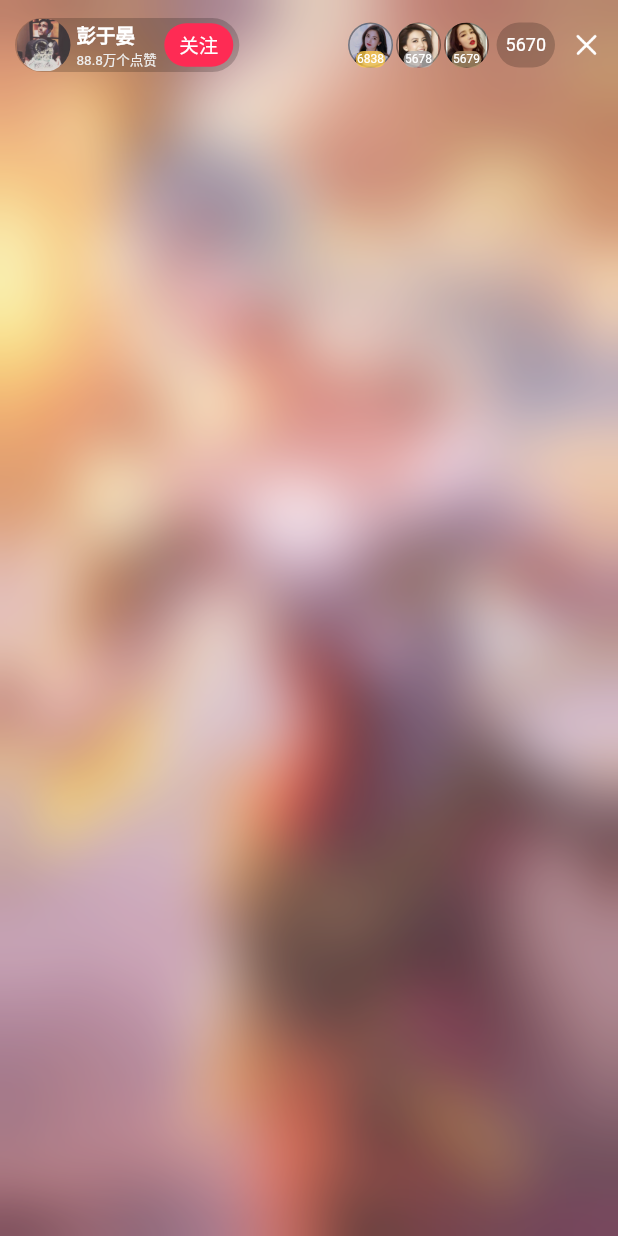
After one commit to Lester2020/flutter_study_demo, a Flutter app: the ShortVideoPage screen opened directly, on a phone screen of 412 x 824 dp. The commit adds this screen. Run offline on Flutter 3.47's test engine with Material 2 defaults, Android fonts, the phone set to English and light mode, and no system bars; our stand-ins replace connectivity, dio, event_bus, flutter_swiper_null_safety, fluttertoast, image_picker and 4 more; accounts and stored records are empty; network calls fail.

Commit message:
lseter commit

```diff
--- a/lib/basic/basic_page.dart
+++ b/lib/basic/basic_page.dart
@@ -24,6 +24,7 @@ import 'package:flutter_study_demo/basic/list_view/list_view_refresh_demo.dart';
 import 'package:flutter_study_demo/basic/list_view/list_view_separated_demo.dart';
 import 'package:flutter_study_demo/basic/list_view/pull_down_refresh_demo.dart';
 import 'package:flutter_study_demo/basic/list_view/pull_up_refresh_demo.dart';
+import 'package:flutter_study_demo/basic/short_video/short_video_page.dart';
 import 'package:flutter_study_demo/basic/sliver_view/sliver_appbar_float_demo.dart';
 import 'package:flutter_study_demo/basic/sliver_view/sliver_appbar_pinned_demo.dart';
 import 'package:flutter_study_demo/basic/sliver_view/sliver_appbar_snap_demo.dart';
@@ -215,4 +216,5 @@ Map<String, Widget> itemRouters = {
   'SliverAppBarPinned效果' : const SliverAppBarPinnedDemo(),
   'SliverAppBarSnap效果' : const SliverAppBarSnapDemo(),
   'SliverStickyTabBar效果' : const SliverStickyTabBarDemo(),
+  'PageView实现上下滑动效果' : const ShortVideoPage(),
 };
--- /dev/null
+++ b/lib/basic/short_video/short_video_page.dart
@@ -0,0 +1,58 @@
+import 'package:flutter/cupertino.dart';
+import 'package:flutter/material.dart';
+import 'package:flutter/services.dart';
+import 'package:flutter_study_demo/basic/short_video/short_video_widget_page.dart';
+
+class ShortVideoPage extends StatefulWidget {
+  const ShortVideoPage({Key? key}) : super(key: key);
+
+  @override
+  _ShortVideoPageState createState() => _ShortVideoPageState();
+}
+
+class _ShortVideoPageState extends State<ShortVideoPage> {
+
+  PageController _controller = PageController(keepPage: true);
+
+  @override
+  void initState() {
+    super.initState();
+    WidgetsBinding.instance?.addPostFrameCallback((timeStamp) {
+      SystemChrome.setSystemUIOverlayStyle(SystemUiOverlayStyle(
+        statusBarColor: Colors.black,
+        statusBarBrightness: Brightness.light,
+        statusBarIconBrightness: Brightness.light
+      ));
+    });
+  }
+
+  @override
+  void dispose() {
+    super.dispose();
+    _controller.dispose();
+  }
+
+  @override
+  Widget build(BuildContext context) {
+    return Scaffold(
+      body: Container(
+        constraints: BoxConstraints(
+          maxWidth: MediaQuery.of(context).size.width,
+          maxHeight: MediaQuery.of(context).size.height
+        ),
+        child: PageView.builder(
+          controller: _controller,
+          itemCount: 20,
+          scrollDirection: Axis.vertical,
+          itemBuilder: (context, index){
+            return ShortVideoWidgetPage(
+              onClose: (){
+
+              },
+            );
+          },
+        ),
+      ),
+    );
+  }
+}
--- /dev/null
+++ b/lib/basic/short_video/short_video_widget_info_page.dart
@@ -0,0 +1,95 @@
+import 'package:flutter/cupertino.dart';
+import 'package:flutter/material.dart';
+
+class ShortVideoWidgetInfoPage extends StatefulWidget {
+  const ShortVideoWidgetInfoPage({Key? key}) : super(key: key);
+
+  @override
+  _ShortVideoWidgetInfoPageState createState() => _ShortVideoWidgetInfoPageState();
+}
+
+class _ShortVideoWidgetInfoPageState extends State<ShortVideoWidgetInfoPage> {
+  @override
+  Widget build(BuildContext context) {
+    return Container(
+      width: MediaQuery.of(context).size.width,
+      height: 80,
+      margin: const EdgeInsets.only(left: 10),
+      child: Stack(
+        children: [
+          Positioned(
+            left: 0,
+            child: _getTimeRankLayout(),
+          ),
+          Positioned(
+            right: 0,
+            child: _getChannelLayout(),
+          ),
+        ],
+      ),
+    );
+  }
+
+  _getTimeRankLayout() {
+    return Container(
+      padding: const EdgeInsets.fromLTRB(5, 2, 5, 2),
+      decoration: BoxDecoration(
+        color: Colors.black.withAlpha(50),
+        borderRadius: BorderRadius.circular(10)
+      ),
+      child: Row(
+        mainAxisSize: MainAxisSize.min,
+        children: [
+          Image.asset(
+            'images/tag_bg.webp',
+            width: 18,
+            height: 18,
+            color: const Color.fromARGB(255, 255, 211, 18),
+          ),
+          Text(
+            '小时榜',
+            style: TextStyle(
+              fontSize: 12,
+              color: Colors.white.withAlpha(150)
+            ),
+          )
+        ],
+      ),
+    );
+  }
+
+  _getChannelLayout() {
+    return Container(
+      padding: const EdgeInsets.fromLTRB(5, 2, 10, 2),
+      decoration: BoxDecoration(
+        color: Colors.black.withAlpha(50),
+        borderRadius: const BorderRadius.horizontal(left: Radius.circular(20))
+      ),
+      child: Row(
+        mainAxisSize: MainAxisSize.min,
+        children: [
+          Image.asset(
+            'images/game_tag.webp',
+            width: 18,
+            height: 18,
+          ),
+          const SizedBox(width: 5),
+          Text(
+            '游戏频道',
+            style: TextStyle(
+              color: Colors.white.withAlpha(150),
+              fontSize: 12
+            ),
+          ),
+          const SizedBox(width: 5),
+          Icon(
+            Icons.arrow_forward_ios,
+            size: 12,
+            color: Colors.white.withAlpha(150),
+          )
+        ],
+      ),
+    );
+  }
+
+}
--- /dev/null
+++ b/lib/basic/short_video/short_video_widget_page.dart
@@ -0,0 +1,57 @@
+import 'dart:ui';
+
+import 'package:flutter/cupertino.dart';
+import 'package:flutter/material.dart';
+import 'package:flutter_study_demo/basic/short_video/short_video_widget_top_page.dart';
+
+class ShortVideoWidgetPage extends StatefulWidget {
+  final Function onClose;
+  const ShortVideoWidgetPage({Key? key, required this.onClose}) : super(key: key);
+
+  @override
+  _ShortVideoWidgetPageState createState() => _ShortVideoWidgetPageState();
+}
+
+class _ShortVideoWidgetPageState extends State<ShortVideoWidgetPage> {
+  @override
+  Widget build(BuildContext context) {
+    return Container(
+      constraints: BoxConstraints(
+        maxWidth: MediaQuery.of(context).size.width,
+        maxHeight: MediaQuery.of(context).size.height,
+        minHeight: MediaQuery.of(context).size.height
+      ),
+      child: Stack(
+        fit: StackFit.expand,
+        children: [
+          _setBgImg(),
+          _setBlurLayout(),
+          Positioned(
+            top: MediaQueryData.fromWindow(window).padding.top,
+            child: ShortVideoWidgetTopPage(onClose: (){
+              widget.onClose.call();
+            }),
+          ),
+        ],
+      ),
+    );
+  }
+
+  /// 设置背景图片
+  _setBgImg() {
+    return Container(
+      child: Image.asset('images/blur_bg.jpg', fit: BoxFit.fill),
+    );
+  }
+
+  /// 设置高斯模糊
+  _setBlurLayout() {
+    return BackdropFilter(
+      filter: ImageFilter.blur(sigmaX: 20.0, sigmaY: 20.0),
+      child: Container(
+        color: Colors.white.withAlpha(50),
+      ),
+    );
+  }
+
+}
--- /dev/null
+++ b/lib/basic/short_video/short_video_widget_top_page.dart
@@ -0,0 +1,175 @@
+import 'dart:ui';
+import 'package:flutter/material.dart';
+
+class ShortVideoWidgetTopPage extends StatefulWidget {
+  final Function onClose;
+  const ShortVideoWidgetTopPage({Key? key, required this.onClose}) : super(key: key);
+
+  @override
+  _ShortVideoWidgetTopPageState createState() => _ShortVideoWidgetTopPageState();
+}
+
+class _ShortVideoWidgetTopPageState extends State<ShortVideoWidgetTopPage> {
+  @override
+  Widget build(BuildContext context) {
+    return Container(
+      margin: const EdgeInsets.only(left: 10),
+      width: MediaQuery.of(context).size.width,
+      height: 60,
+      child: Row(
+        crossAxisAlignment: CrossAxisAlignment.center,
+        children: [
+          _getLeftLayout(),
+          const Expanded(child: SizedBox()),
+          _getHead('images/star_1.jpeg', '6838', 0),
+          const SizedBox(width: 2),
+          _getHead('images/star_2.jpeg', '5678', 1),
+          const SizedBox(width: 2),
+          _getHead('images/star_3.jpeg', '5679', 2),
+          const SizedBox(width: 5),
+          Container(
+            height: 30,
+            alignment: Alignment.center,
+            padding: const EdgeInsets.fromLTRB(6, 3, 6, 3),
+            decoration: BoxDecoration(
+              color: Colors.black.withAlpha(50),
+              borderRadius: BorderRadius.circular(20)
+            ),
+            child: const Text(
+              '5670',
+              style: TextStyle(
+                fontSize: 12,
+                color: Colors.white
+              ),
+            ),
+          ),
+          const SizedBox(width: 10),
+          InkWell(
+            onTap: (){
+              Navigator.of(context).pop();
+            },
+            child: Image.asset(
+              'images/cross.webp',
+              width: 22,
+              height: 22,
+              color: Colors.white,
+            ),
+          ),
+          const SizedBox(width: 20)
+        ],
+      ),
+    );
+  }
+
+  _getLeftLayout() {
+    double headerSize = 36;
+    return Container(
+      padding: const EdgeInsets.only(left: 1, right: 4),
+      height: headerSize,
+      decoration: BoxDecoration(
+        borderRadius: BorderRadius.circular(headerSize),
+        color: Colors.black.withAlpha(50)
+      ),
+      child: Row(
+        children: [
+          Container(
+            width: headerSize,
+            height: headerSize,
+            decoration: BoxDecoration(
+              borderRadius: BorderRadius.circular(headerSize/2),
+              image: const DecorationImage(
+                image: AssetImage('images/star_5.jpeg')
+              )
+            ),
+          ),
+          const SizedBox(width: 4),
+          Column(
+            mainAxisAlignment: MainAxisAlignment.center,
+            crossAxisAlignment: CrossAxisAlignment.start,
+            children: [
+              const Text(
+                '彭于晏',
+                style: TextStyle(
+                  color: Colors.white,
+                  fontSize: 13,
+                  fontWeight: FontWeight.bold
+                ),
+              ),
+              const SizedBox(height: 1),
+              Text(
+                '88.8万个点赞',
+                style: TextStyle(
+                  color: Colors.grey[200],
+                  fontSize: 9,
+                ),
+              )
+            ],
+          ),
+          const SizedBox(width: 5),
+          Container(
+            padding: const EdgeInsets.fromLTRB(10, 5, 10, 5),
+            decoration: BoxDecoration(
+              color: const Color.fromARGB(255, 254, 43, 84),
+              borderRadius: BorderRadius.circular(headerSize/2)
+            ),
+            child: const Text(
+              '关注',
+              style: TextStyle(
+                fontSize: 13,
+                color: Colors.white,
+                fontWeight: FontWeight.w500
+              ),
+            ),
+          )
+        ],
+      ),
+    );
+  }
+
+  _getHead(String img, String num, int index) {
+    double headerSize = 30;
+    return Stack(
+      alignment: Alignment.center,
+      children: [
+        Container(
+          width: headerSize,
+          height: headerSize,
+          decoration: BoxDecoration(
+            borderRadius: BorderRadius.circular(headerSize/2),
+            image: DecorationImage(image: AssetImage(img)),
+            border: Border.fromBorderSide(BorderSide(
+              color: Colors.black.withAlpha(100),
+              width: 1
+            ))
+          ),
+        ),
+        Positioned(
+          bottom: 0,
+          child: Container(
+            padding: const EdgeInsets.all(1),
+            decoration: BoxDecoration(
+              color: _getTopColor(index),
+              borderRadius: BorderRadius.circular(headerSize)
+            ),
+            child: Text(
+              num,
+              style: const TextStyle(
+                fontSize: 8,
+                color: Colors.white
+              ),
+            ),
+          ),
+        )
+      ],
+    );
+  }
+
+  _getTopColor(int index) {
+    if(index == 0) {
+      return const Color.fromARGB(255, 255, 203, 72).withAlpha(200);
+    } else if(index == 1) {
+      return const Color.fromARGB(255, 182, 180, 181).withAlpha(200);
+    }
+    return const Color.fromARGB(255, 174, 146, 107).withAlpha(200);
+  }
+}
```
Also changed, not shown: pubspec.yaml (+14 -1 lines), images/blur_bg.jpg (added), images/cross.webp (added), images/game_tag.webp (added), images/star_0.jpeg (added), images/star_1.jpeg (added), images/star_2.jpeg (added), images/star_3.jpeg (added), images/star_4.jpeg (added), images/star_5.jpeg (added), images/suolong.png (added), images/tag_bg.webp (added), pubspec.lock, 1 other file.
